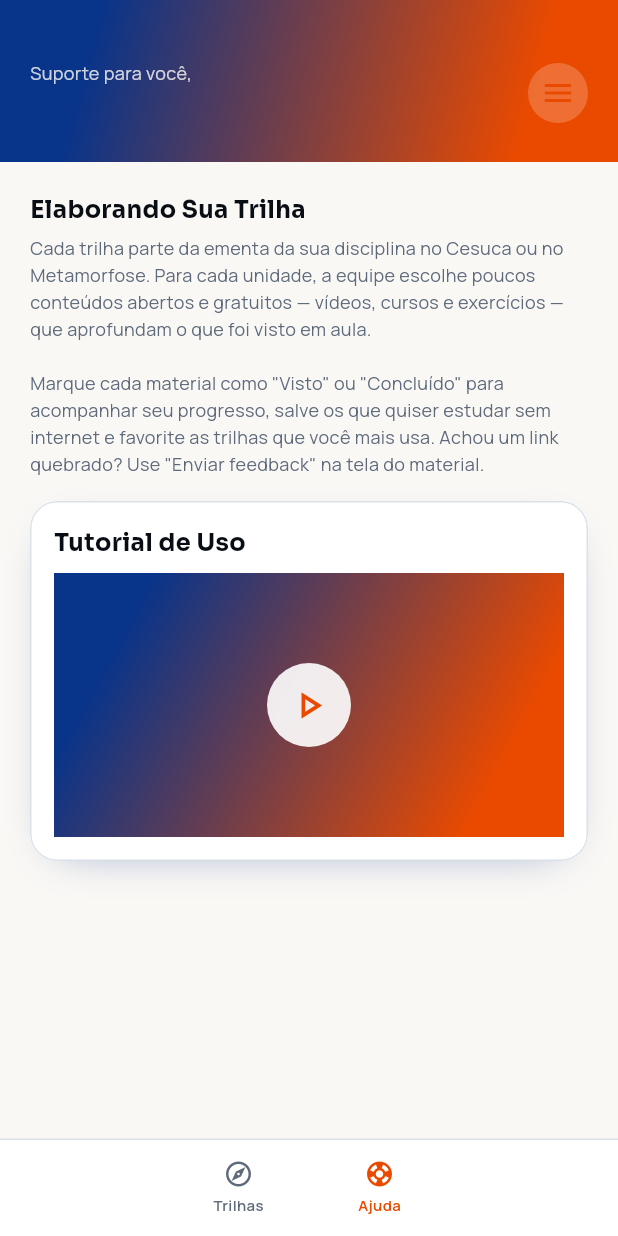
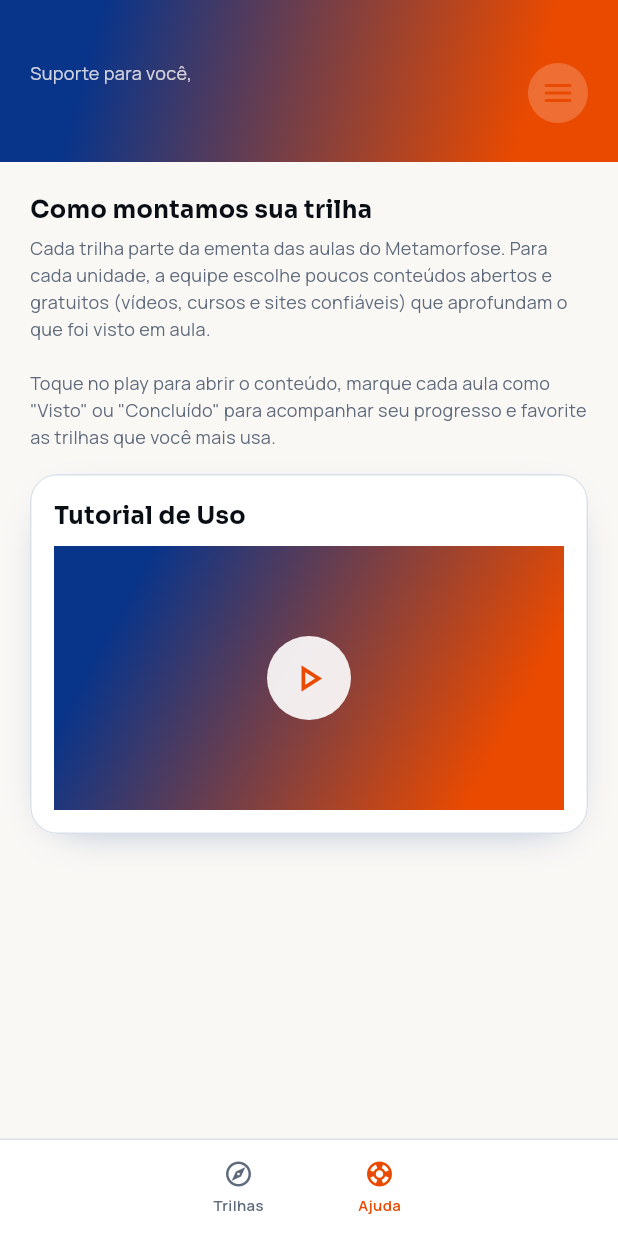
Before and after one commit to gostislavtx/jornadatech, a Flutter app: the HomeShell screen opened directly with empty values, after a tap on the "menu" icon, after a tap on the "tune" icon, on a phone screen of 412 x 824 dp. Run offline on Flutter 3.47's test engine with Material 3 defaults, Android fonts, the phone set to English and light mode, and no system bars; our stand-ins replace flutter_native_splash, supabase_flutter; accounts and stored records are empty.

Commit message:
fix(ajuda): texto só com o que o app já faz

```diff
--- a/lib/home/ajuda_page.dart
+++ b/lib/home/ajuda_page.dart
@@ -26,20 +26,19 @@ class AjudaPage extends StatelessWidget {
           child: Column(
             crossAxisAlignment: CrossAxisAlignment.stretch,
             children: [
-              Text('Elaborando Sua Trilha',
+              Text('Como montamos sua trilha',
                   style: AppText.sora(16, height: 24)),
               const SizedBox(height: 4),
-              // O Figma tem "Lorem ipsum" aqui; este é um texto provisório
-              // de verdade, para o grupo revisar.
+              // Só descreve o que o app já faz (sem offline nem feedback,
+              // que ainda não existem).
               Text(
-                'Cada trilha parte da ementa da sua disciplina no Cesuca ou no '
-                'Metamorfose. Para cada unidade, a equipe escolhe poucos '
-                'conteúdos abertos e gratuitos — vídeos, cursos e exercícios — '
-                'que aprofundam o que foi visto em aula.\n\n'
-                'Marque cada material como "Visto" ou "Concluído" para '
-                'acompanhar seu progresso, salve os que quiser estudar sem '
-                'internet e favorite as trilhas que você mais usa. Achou um '
-                'link quebrado? Use "Enviar feedback" na tela do material.',
+                'Cada trilha parte da ementa das aulas do Metamorfose. Para '
+                'cada unidade, a equipe escolhe poucos conteúdos abertos e '
+                'gratuitos (vídeos, cursos e sites confiáveis) que aprofundam '
+                'o que foi visto em aula.\n\n'
+                'Toque no play para abrir o conteúdo, marque cada aula como '
+                '"Visto" ou "Concluído" para acompanhar seu progresso e '
+                'favorite as trilhas que você mais usa.',
                 style: AppText.manrope(12, height: 18),
               ),
               const SizedBox(height: 16),
```
